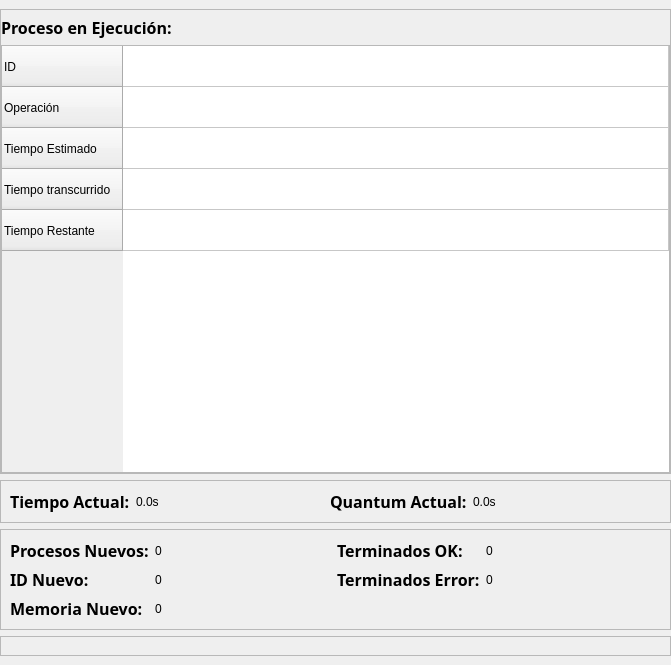
First picture: the form in src/MainWindow.ui, repository angel-lopez9177/Proyecto_SO, before the edit.
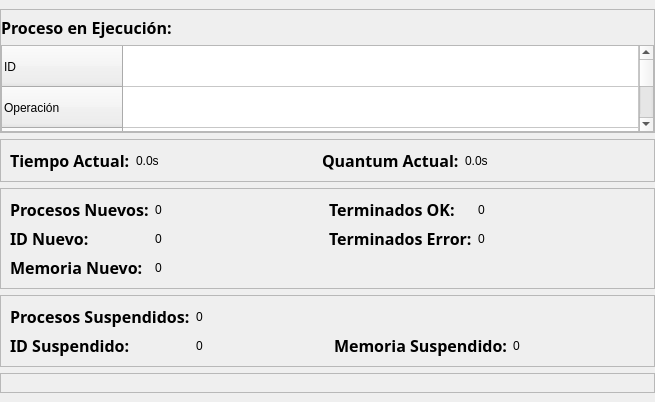
Second picture: the form after the edit. Custom widgets are drawn as their Qt base class.

Commit message: feat: agrega indices en la tabla de memoria

```diff
--- a/src/MainWindow.ui
+++ b/src/MainWindow.ui
@@ -6,8 +6,8 @@
    <rect>
     <x>0</x>
     <y>0</y>
-    <width>671</width>
-    <height>665</height>
+    <width>655</width>
+    <height>402</height>
    </rect>
   </property>
   <property name="sizePolicy">
@@ -424,6 +424,105 @@
       </layout>
      </widget>
     </item>
+    <item>
+     <widget class="QFrame" name="frameSuspendidos">
+      <property name="sizePolicy">
+       <sizepolicy hsizetype="Preferred" vsizetype="Preferred">
+        <horstretch>0</horstretch>
+        <verstretch>0</verstretch>
+       </sizepolicy>
+      </property>
+      <property name="frameShape">
+       <enum>QFrame::Shape::StyledPanel</enum>
+      </property>
+      <property name="frameShadow">
+       <enum>QFrame::Shadow::Raised</enum>
+      </property>
+      <layout class="QGridLayout" name="gridLayout_2">
+       <item row="1" column="1">
+        <widget class="QLabel" name="Label_ProximoSuspendidoID">
+         <property name="text">
+          <string>0</string>
+         </property>
+        </widget>
+       </item>
+       <item row="1" column="0">
+        <widget class="QLabel" name="Label_Procesos_6">
+         <property name="sizePolicy">
+          <sizepolicy hsizetype="Maximum" vsizetype="Maximum">
+           <horstretch>0</horstretch>
+           <verstretch>0</verstretch>
+          </sizepolicy>
+         </property>
+         <property name="font">
+          <font>
+           <family>Trebuchet MS</family>
+           <pointsize>12</pointsize>
+           <bold>true</bold>
+          </font>
+         </property>
+         <property name="text">
+          <string>ID Suspendido:</string>
+         </property>
+        </widget>
+       </item>
+       <item row="1" column="3">
+        <widget class="QLabel" name="Label_ProximoSuspendidoTamano">
+         <property name="text">
+          <string>0</string>
+         </property>
+        </widget>
+       </item>
+       <item row="1" column="2">
+        <widget class="QLabel" name="Label_Procesos_7">
+         <property name="sizePolicy">
+          <sizepolicy hsizetype="Maximum" vsizetype="Maximum">
+           <horstretch>0</horstretch>
+           <verstretch>0</verstretch>
+          </sizepolicy>
+         </property>
+         <property name="font">
+          <font>
+           <family>Trebuchet MS</family>
+           <pointsize>12</pointsize>
+           <bold>true</bold>
+          </font>
+         </property>
+         <property name="text">
+          <string>Memoria Suspendido:</string>
+         </property>
+        </widget>
+       </item>
+       <item row="0" column="0">
+        <widget class="QLabel" name="Label_Procesos_8">
+         <property name="sizePolicy">
+          <sizepolicy hsizetype="Maximum" vsizetype="Maximum">
+           <horstretch>0</horstretch>
+           <verstretch>0</verstretch>
+          </sizepolicy>
+         </property>
+         <property name="font">
+          <font>
+           <family>Trebuchet MS</family>
+           <pointsize>12</pointsize>
+           <bold>true</bold>
+          </font>
+         </property>
+         <property name="text">
+          <string>Procesos Suspendidos:</string>
+         </property>
+        </widget>
+       </item>
+       <item row="0" column="1">
+        <widget class="QLabel" name="Label_ContadorSuspendidos">
+         <property name="text">
+          <string>0</string>
+         </property>
+        </widget>
+       </item>
+      </layout>
+     </widget>
+    </item>
     <item>
      <widget class="QFrame" name="frameMemoria">
       <property name="sizePolicy">
```
The commit also changes 2 other files.
